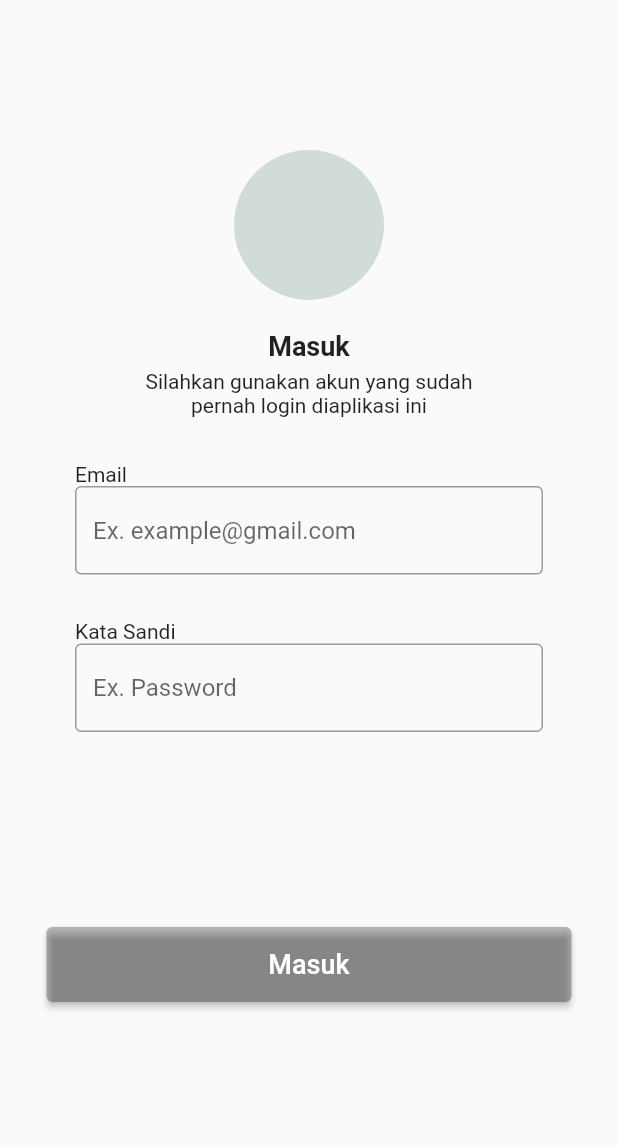
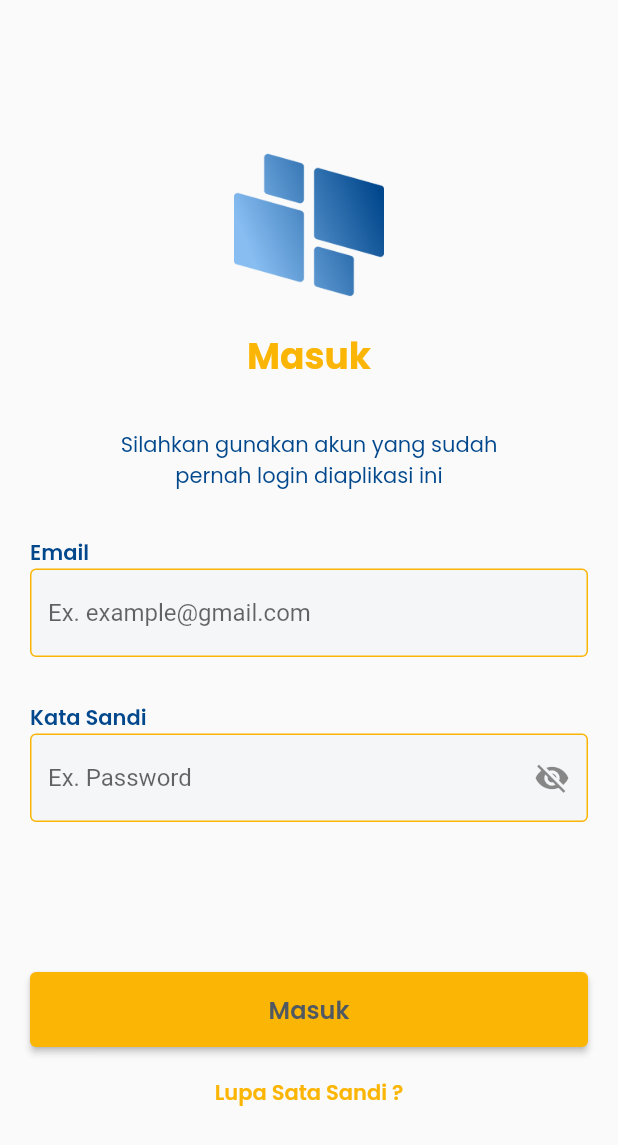
Before and after one commit to Kelompok4-LoyaltyPointAgent/Flutter, a Flutter app: the Login screen opened directly, on a phone screen of 412 x 824 dp. Shown: the top 1145 px of the screen. Run offline on Flutter 3.47's test engine with Material 2 defaults, Android fonts, the phone set to English and light mode, and no system bars; our stand-ins replace google_fonts.

Commit message:
update login view

```diff
--- a/loyalty_point_agent/lib/screen/login/login.dart
+++ b/loyalty_point_agent/lib/screen/login/login.dart
@@ -1,5 +1,6 @@
 import 'package:flutter/material.dart';
 import 'package:loyalty_point_agent/screen/navbar/navbar.dart';
+import 'package:loyalty_point_agent/utils/theme.dart';
 
 class Login extends StatefulWidget {
   const Login({super.key});
@@ -9,53 +10,69 @@ class Login extends StatefulWidget {
 }
 
 class _LoginState extends State<Login> {
+  late ValueNotifier<bool> isObscure;
+  @override
+  void initState() {
+    isObscure = ValueNotifier(true);
+    super.initState();
+  }
+
   @override
   Widget build(BuildContext context) {
     return Scaffold(
-      resizeToAvoidBottomInset: false,
+      // resizeToAvoidBottomInset: false,
       body: SingleChildScrollView(
         child: Column(
           children: [
             Center(
               child: Container(
-                padding: const EdgeInsets.only(top: 100, bottom: 20),
-                child: const CircleAvatar(
-                  backgroundColor: Color.fromRGBO(209, 219, 217, 1),
-                  minRadius: 50,
+                padding: const EdgeInsets.only(top: 100, bottom: 30),
+                child: Column(
+                  children: [
+                    const Image(
+                      height: 100,
+                      image: AssetImage('assets/logo_utama.png'),
+                    ),
+                    const SizedBox(
+                      height: 20,
+                    ),
+                    Text(
+                      'Masuk',
+                      style: yellowTextStyle.copyWith(
+                          fontWeight: bold, fontSize: 24),
+                    )
+                  ],
                 ),
               ),
             ),
             Container(
               padding: const EdgeInsets.only(bottom: 30),
-              child: Column(
-                mainAxisAlignment: MainAxisAlignment.center,
-                children: const [
-                  Text(
-                    'Masuk',
-                    style: TextStyle(fontSize: 18, fontWeight: FontWeight.bold),
-                  ),
-                  SizedBox(
-                    height: 5,
-                  ),
-                  Text(
+              child: Text(
                 'Silahkan gunakan akun yang sudah \npernah login diaplikasi ini',
+                style: navyTextStyle,
                 textAlign: TextAlign.center,
-                  )
-                ],
               ),
             ),
             Form(
               child: Padding(
                 padding:
-                    const EdgeInsets.only(left: 50, right: 50, bottom: 130),
+                    const EdgeInsets.only(left: 20, right: 20, bottom: 130),
                 child: Column(
                   crossAxisAlignment: CrossAxisAlignment.start,
                   children: [
-                    const Text('Email'),
+                    Text(
+                      'Email',
+                      style: navyTextStyle.copyWith(fontWeight: semiBold),
+                    ),
                     TextFormField(
-                      decoration: const InputDecoration(
-                        border: OutlineInputBorder(),
+                      decoration: InputDecoration(
+                        enabledBorder: OutlineInputBorder(
+                          borderSide: BorderSide(color: yellowColor),
+                        ),
+                        border: const OutlineInputBorder(),
                         hintText: 'Ex. example@gmail.com',
+                        fillColor: whiteColor,
+                        filled: true,
                       ),
                       textInputAction: TextInputAction.next,
                       keyboardType: TextInputType.emailAddress,
@@ -63,24 +80,43 @@ class _LoginState extends State<Login> {
                     const SizedBox(
                       height: 30,
                     ),
-                    const Text('Kata Sandi'),
-                    TextFormField(
-                      decoration: const InputDecoration(
-                        border: OutlineInputBorder(),
+                    Text(
+                      'Kata Sandi',
+                      style: navyTextStyle.copyWith(fontWeight: semiBold),
+                    ),
+                    ValueListenableBuilder<bool>(
+                      valueListenable: isObscure,
+                      builder: ((context, value, _) {
+                        return TextFormField(
+                          decoration: InputDecoration(
+                            enabledBorder: OutlineInputBorder(
+                              borderSide: BorderSide(color: yellowColor),
+                            ),
+                            border: const OutlineInputBorder(),
                             hintText: 'Ex. Password',
+                            fillColor: whiteColor,
+                            filled: true,
+                            suffixIcon: IconButton(
+                              onPressed: () =>
+                                  isObscure.value = !isObscure.value,
+                              icon: Icon(
+                                value ? Icons.visibility_off : Icons.visibility,
+                              ),
+                            ),
                           ),
                           textInputAction: TextInputAction.done,
                           keyboardType: TextInputType.text,
-                      obscureText: true,
+                          obscureText: value,
+                        );
+                      }),
                     ),
-                  ],
-                ),
-              ),
+                    const SizedBox(
+                      height: 100,
                     ),
                     ElevatedButton(
                       style: ElevatedButton.styleFrom(
-                backgroundColor: Colors.black26,
-                fixedSize: const Size(350, 50),
+                        backgroundColor: yellowColor,
+                        minimumSize: const Size(double.infinity, 50),
                       ),
                       onPressed: () {
                         Navigator.pushAndRemoveUntil(
@@ -91,9 +127,26 @@ class _LoginState extends State<Login> {
                           (route) => false,
                         );
                       },
-              child: const Text(
+                      child: Text(
                         'Masuk',
-                style: TextStyle(fontSize: 18),
+                        style: blackRegulerTextStyle.copyWith(
+                            fontWeight: semiBold, fontSize: 16),
+                      ),
+                    ),
+                    const SizedBox(
+                      height: 20,
+                    ),
+                    Center(
+                      child: InkWell(
+                        onTap: () {},
+                        child: Text(
+                          'Lupa Sata Sandi ?',
+                          style: yellowTextStyle.copyWith(fontWeight: semiBold),
+                        ),
+                      ),
+                    )
+                  ],
+                ),
               ),
             ),
           ],
```
Lines whose indentation alone changed are shown as unchanged.
